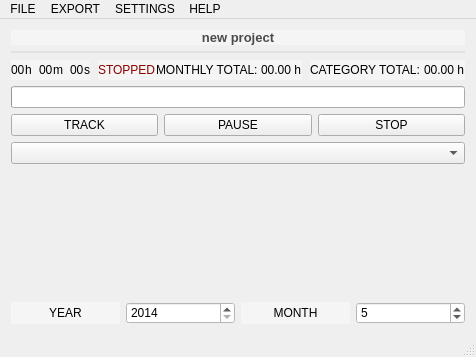
The window that mainwindow.ui (gaissa/QtTT) describes before a commit, drawn with Qt 5.
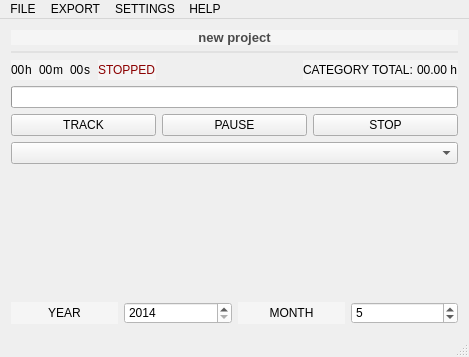
The same window after the commit. Custom widgets are drawn as their Qt base class.

What changed in the file:
```diff
--- a/mainwindow.ui
+++ b/mainwindow.ui
@@ -187,50 +187,6 @@
         </property>
        </spacer>
       </item>
-      <item>
-       <widget class="QLabel" name="label_10">
-        <property name="sizePolicy">
-         <sizepolicy hsizetype="Preferred" vsizetype="Preferred">
-          <horstretch>0</horstretch>
-          <verstretch>0</verstretch>
-         </sizepolicy>
-        </property>
-        <property name="styleSheet">
-         <string notr="true">color: rgb(0, 0, 0);
-background-color: rgb(245, 245, 245);</string>
-        </property>
-        <property name="text">
-         <string>MONTHLY TOTAL: </string>
-        </property>
-       </widget>
-      </item>
-      <item>
-       <widget class="QLabel" name="label_11">
-        <property name="styleSheet">
-         <string notr="true">color: rgb(0, 0, 0);
-background-color: rgb(245, 245, 245);</string>
-        </property>
-        <property name="text">
-         <string>00.00 h</string>
-        </property>
-       </widget>
-      </item>
-      <item>
-       <spacer name="horizontalSpacer_2">
-        <property name="orientation">
-         <enum>Qt::Horizontal</enum>
-        </property>
-        <property name="sizeType">
-         <enum>QSizePolicy::Minimum</enum>
-        </property>
-        <property name="sizeHint" stdset="0">
-         <size>
-          <width>8</width>
-          <height>20</height>
-         </size>
-        </property>
-       </spacer>
-      </item>
       <item>
        <widget class="QLabel" name="label_4">
         <property name="sizePolicy">
```
Left out of the diff: 3 changed lines with no effect on the pictures.
